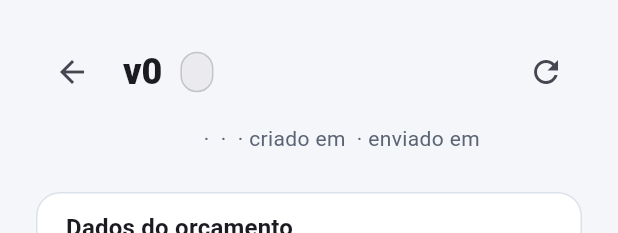
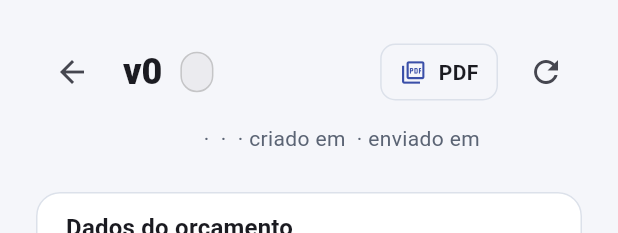
Before and after one commit to guizzosmi/servia-apps, a Flutter app: the OrcamentoTela widget shown alone on an empty page, opened directly with empty values, on a phone screen of 412 x 824 dp. Shown: the top 233 px of the screen. Run offline on Flutter 3.47's test engine with Material 3 defaults, Android fonts, the phone set to English and light mode, and no system bars; our stand-ins replace firebase_core, firebase_messaging, flutter_secure_storage, go_router, image_picker, pdf and 3 more; missing offline and left inert: mobile_scanner; accounts and stored records are empty.

Commit message:
Passo 6b: botoes de PDF no orcamento e na OS

```diff
--- /dev/null
+++ b/painel/lib/servicos/documentos.dart
@@ -0,0 +1,76 @@
+import 'dart:typed_data';
+
+import 'package:flutter/material.dart';
+import 'package:printing/printing.dart';
+import 'package:servia_comum/servia_comum.dart';
+import 'package:supabase_flutter/supabase_flutter.dart';
+
+/// PDF gerado na plataforma (função "relatorios").
+/// tipo: 'orcamento' ou 'os'.
+Future<Uint8List> pdfDoServidor(String tipo, String id) async {
+  final r = await Supabase.instance.client.functions.invoke('relatorios', body: {'tipo': tipo, 'id': id});
+  final d = r.data;
+  if (d is Uint8List) return d;
+  if (d is List<int>) return Uint8List.fromList(d);
+  throw StateError('O servidor não devolveu o PDF.');
+}
+
+/// Botão "PDF" com as opções Ver e imprimir / Baixar.
+class BotaoPdf extends StatefulWidget {
+  const BotaoPdf({super.key, required this.tipo, required this.id, required this.nomeArquivo, this.rotulo = 'PDF'});
+
+  final String tipo;
+  final String id;
+  final String nomeArquivo; // sem ".pdf"
+  final String rotulo;
+
+  @override
+  State<BotaoPdf> createState() => _BotaoPdfState();
+}
+
+class _BotaoPdfState extends State<BotaoPdf> {
+  bool _gerando = false;
+
+  Future<void> _abrir(bool baixar) async {
+    setState(() => _gerando = true);
+    try {
+      final bytes = await pdfDoServidor(widget.tipo, widget.id);
+      if (baixar) {
+        await Printing.sharePdf(bytes: bytes, filename: '${widget.nomeArquivo}.pdf');
+      } else {
+        await Printing.layoutPdf(onLayout: (_) async => bytes, name: widget.nomeArquivo);
+      }
+    } catch (e) {
+      if (mounted) {
+        ScaffoldMessenger.of(context)
+            .showSnackBar(SnackBar(content: Text(mensagemDeErro(e)), backgroundColor: Cores.erro));
+      }
+    } finally {
+      if (mounted) setState(() => _gerando = false);
+    }
+  }
+
+  @override
+  Widget build(BuildContext context) {
+    return PopupMenuButton<bool>(
+      tooltip: widget.rotulo,
+      enabled: !_gerando,
+      onSelected: _abrir,
+      itemBuilder: (_) => const [
+        PopupMenuItem(value: false, child: ListTile(leading: Icon(Icons.print_outlined), title: Text('Ver e imprimir'))),
+        PopupMenuItem(value: true, child: ListTile(leading: Icon(Icons.download_outlined), title: Text('Baixar'))),
+      ],
+      child: Container(
+        padding: const EdgeInsets.symmetric(horizontal: 12, vertical: 8),
+        decoration: BoxDecoration(border: Border.all(color: Cores.linha), borderRadius: BorderRadius.circular(10)),
+        child: Row(mainAxisSize: MainAxisSize.min, children: [
+          _gerando
+              ? const SizedBox(width: 18, height: 18, child: CircularProgressIndicator(strokeWidth: 2))
+              : const Icon(Icons.picture_as_pdf_outlined, size: 18, color: Cores.indigo500),
+          const SizedBox(width: 8),
+          Text(_gerando ? 'Gerando…' : widget.rotulo, style: const TextStyle(fontWeight: FontWeight.w600)),
+        ]),
+      ),
+    );
+  }
+}
--- a/painel/lib/telas/orcamento_tela.dart
+++ b/painel/lib/telas/orcamento_tela.dart
@@ -1,9 +1,12 @@
+import 'dart:async';
+
 import 'package:flutter/material.dart';
 import 'package:go_router/go_router.dart';
 import 'package:servia_comum/servia_comum.dart';
 import 'package:supabase_flutter/supabase_flutter.dart';
 
 import '../cadastros/lista.dart';
+import '../servicos/documentos.dart';
 import '../servicos/status.dart';
 import '../widgets/campos_data_hora.dart';
 import '../widgets/itens_os.dart';
@@ -235,12 +238,18 @@ class _OrcamentoTelaState extends State<OrcamentoTela> {
       'O orçamento fica congelado: para mudar depois, só com uma nova versão.\n\n'
           'Enquanto o cliente não responde, o serviço sai da fila (fica suspenso, aguardando orçamento) '
           'e a OS fica "Aguardando aprovação".\n\n'
-          'O PDF e o link para o cliente aprovar sozinho chegam nos próximos passos. Por enquanto, '
-          'mande pelo seu canal de sempre e registre aqui a resposta.',
+          'O PDF fica pronto no botão PDF (no alto): baixe e mande ao cliente pelo seu canal de sempre. '
+          'O link para ele aprovar sozinho chega no próximo passo.',
       botao: 'Marcar como enviado',
     );
     if (ok != true) return;
-    await _acao({'acao': 'enviar'}, 'Orçamento enviado: aguardando o cliente.');
+    final r = await _acao({'acao': 'enviar'}, 'Orçamento enviado: o PDF está pronto no botão PDF.');
+    if (r != null) _congelarPdf();
+  }
+
+  /// Saiu do rascunho: o PDF definitivo é gerado e guardado já (nunca mais muda).
+  void _congelarPdf() {
+    unawaited(pdfDoServidor('orcamento', _id).then((_) {}, onError: (Object e) => debugPrint('PDF do orçamento: $e')));
   }
 
   Future<void> _aprovar() async {
@@ -257,6 +266,7 @@ class _OrcamentoTelaState extends State<OrcamentoTela> {
     );
     if (r == null) return;
     final resp = await _acao({'acao': 'aprovar', ...r}, 'Aprovação registrada: itens na OS e serviço na fila.');
+    if (resp != null) _congelarPdf();
     if (resp != null && resp['agendamento_criado'] != null) {
       _avisar('Aprovação registrada. A OS não tinha agendamento: um novo (reparo) foi para a fila.');
     }
@@ -275,8 +285,9 @@ class _OrcamentoTelaState extends State<OrcamentoTela> {
       ),
     );
     if (r == null) return;
-    await _acao({'acao': 'reprovar', ...r},
+    final resp = await _acao({'acao': 'reprovar', ...r},
         'Reprovação registrada. Na OS: conclua só com o diagnóstico ou cancele.');
+    if (resp != null) _congelarPdf();
   }
 
   Future<void> _novaVersao() async {
@@ -404,6 +415,14 @@ class _OrcamentoTelaState extends State<OrcamentoTela> {
                 StatusChip(visivel, statusOrcamento),
                 const Spacer(),
                 if (_ocupado) const SizedBox(width: 20, height: 20, child: CircularProgressIndicator(strokeWidth: 2)),
+                BotaoPdf(
+                  key: ValueKey('pdf-$_id-$status'),
+                  tipo: 'orcamento',
+                  id: _id,
+                  nomeArquivo: '${o['codigo']}-v${o['versao_orcamento']}',
+                  rotulo: status == 'rascunho' ? 'Prévia do PDF' : 'PDF',
+                ),
+                const SizedBox(width: 8),
                 IconButton(tooltip: 'Atualizar', onPressed: _carregar, icon: const Icon(Icons.refresh)),
               ]),
               Padding(
--- a/painel/lib/telas/os_tela.dart
+++ b/painel/lib/telas/os_tela.dart
@@ -4,6 +4,7 @@ import 'package:servia_comum/servia_comum.dart';
 import 'package:supabase_flutter/supabase_flutter.dart';
 
 import '../cadastros/lista.dart';
+import '../servicos/documentos.dart';
 import '../servicos/status.dart';
 import '../widgets/campos_data_hora.dart';
 import '../widgets/atendimentos_os.dart';
@@ -370,6 +371,8 @@ class _OsTelaState extends State<OsTela> {
                   StatusChip(os['prioridade'] as String?, prioridades),
                   const Spacer(),
                   if (_ocupado) const SizedBox(width: 20, height: 20, child: CircularProgressIndicator(strokeWidth: 2)),
+                  BotaoPdf(tipo: 'os', id: widget.id, nomeArquivo: '${os['codigo']}', rotulo: 'Relatório (PDF)'),
+                  const SizedBox(width: 8),
                   IconButton(tooltip: 'Atualizar', onPressed: _carregar, icon: const Icon(Icons.refresh)),
                 ]),
                 Padding(
```
